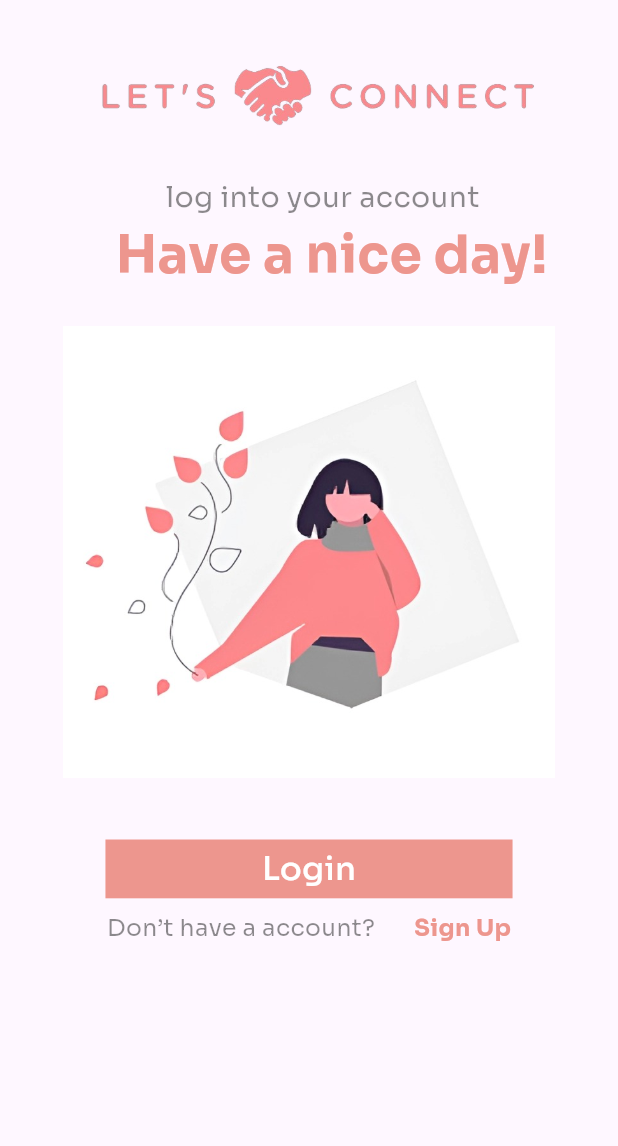
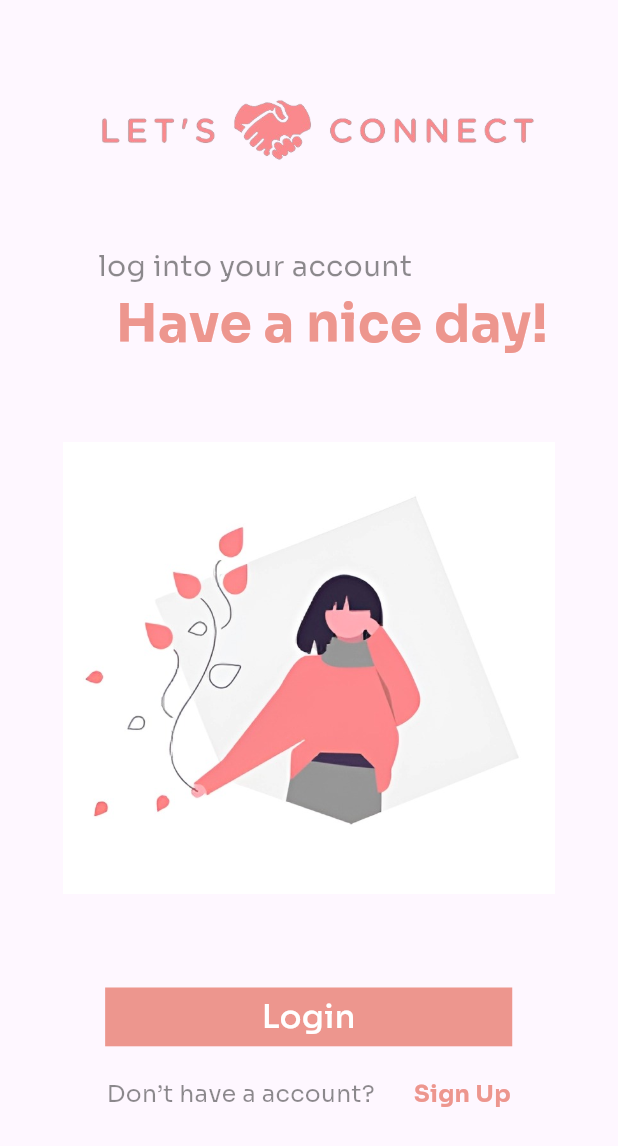
Before and after one commit to JATAYU000/Reconnect-Frontend, a Flutter app: the screen it shows after launch, on a phone screen of 412 x 824 dp. Shown: the top 1146 px of the screen. Run offline on Flutter 3.47's test engine with Material 3 defaults, Android fonts, the phone set to English and light mode, and no system bars; our stand-ins replace google_fonts.

Commit message:
Added Welcome Page

```diff
--- a/reconnect/lib/src/pages/welcomepage.dart
+++ b/reconnect/lib/src/pages/welcomepage.dart
@@ -13,18 +13,25 @@ class WelcomePage extends StatelessWidget {
   Widget build(BuildContext context) {
     return Scaffold(
       body: Container(
+        width: scwidth*0.999,
+        height: scheight*0.999,
+
         child: Column(
           // mainAxisAlignment: MainAxisAlignment.spaceAround,
           // crossAxisAlignment: CrossAxisAlignment.start,
           children: [
-            SizedBox(
-                    height: 10,
-                  ),
+            SizedBox(height: scheight*.04,),
             Container(
                     height: scheight*0.131,
                     width: scwidth*0.79,
                     child: Image.asset(ImgaeConstants.LogoText),
                   ),
+            SizedBox(height: scheight*.028,),
+            Padding(
+              padding: const EdgeInsets.only(left: 1.0),
+              child: Column(
+                crossAxisAlignment: CrossAxisAlignment.start,
+                children: <Widget>[
                   Text(
                     TextConstants.WelcomeSubTitle,
                     style: GoogleFonts.sora(color: Color(ColorConstants.fontcolor).withOpacity(0.45),fontSize: scheight*0.023,),
@@ -33,6 +40,10 @@ class WelcomePage extends StatelessWidget {
                     TextConstants.WelcomeTitle,
                     style: GoogleFonts.sora(color: Color(ColorConstants.primary),fontSize: scheight*0.042,fontWeight: FontWeight.bold),
                     ),
+                ],
+              ),
+            ),
+            SizedBox(height: scheight*.038,),
             Center(
               child: Column(
                 mainAxisAlignment: MainAxisAlignment.spaceAround,
@@ -42,10 +53,9 @@ class WelcomePage extends StatelessWidget {
                     width: scwidth*0.796,
                     child: Image.asset(ImgaeConstants.welcomeImage),
                   ),
-                  SizedBox(
-                    height: 10,
-                  ),
+                  SizedBox(height: scheight*.038,),
                   Authbutton("Login", scheight, scwidth, () { print("pressed login!!!");}),
+                  SizedBox(height: scheight*.015,),
                   SizedBox(
                     width: scwidth*0.717,
                     child: Row(
```
Lines whose indentation alone changed are shown as unchanged.
